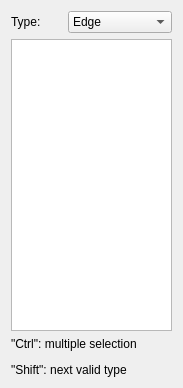
Qt form src/Mod/Sketcher/Gui/TaskSketcherElements.ui (marktaff/FreeCAD_sf_master) before a commit.
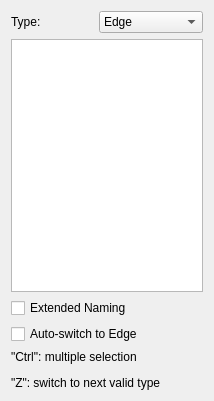
The same form after that commit. Custom widgets are drawn as their Qt base class.

Commit message: Implementation of: - Switch on 'Z' instead of 'Shift' - Checkbox to select whether element internal name (e.g. Edge10) should be presented on list or not (Sponssi requested) - Checkbox to force going back to "Edge" type on change from one element to the next (Sponssi requested)

Patch:
```diff
--- a/src/Mod/Sketcher/Gui/TaskSketcherElements.ui
+++ b/src/Mod/Sketcher/Gui/TaskSketcherElements.ui
@@ -6,8 +6,8 @@
    <rect>
     <x>0</x>
     <y>0</y>
-    <width>183</width>
-    <height>388</height>
+    <width>214</width>
+    <height>401</height>
    </rect>
   </property>
   <property name="windowTitle">
@@ -59,10 +59,30 @@
      </property>
     </widget>
    </item>
+   <item>
+    <widget class="QCheckBox" name="namingBox">
+     <property name="text">
+      <string>Extended Naming</string>
+     </property>
+     <property name="checked">
+      <bool>false</bool>
+     </property>
+    </widget>
+   </item>
+   <item>
+    <widget class="QCheckBox" name="autoSwitchBox">
+     <property name="text">
+      <string>Auto-switch to Edge</string>
+     </property>
+     <property name="checked">
+      <bool>false</bool>
+     </property>
+    </widget>
+   </item>
    <item>
     <widget class="QLabel" name="Explanation">
      <property name="text">
-      <string>&lt;html&gt;&lt;head/&gt;&lt;body&gt;&lt;p&gt;&amp;quot;Ctrl&amp;quot;: multiple selection&lt;/p&gt;&lt;p&gt;&amp;quot;Shift&amp;quot;: next valid type&lt;/p&gt;&lt;/body&gt;&lt;/html&gt;</string>
+      <string>&lt;html&gt;&lt;head/&gt;&lt;body&gt;&lt;p&gt;&amp;quot;Ctrl&amp;quot;: multiple selection&lt;/p&gt;&lt;p&gt;&amp;quot;Z&amp;quot;: switch to next valid type&lt;/p&gt;&lt;/body&gt;&lt;/html&gt;</string>
      </property>
     </widget>
    </item>
```
The commit also changes 2 other files.
